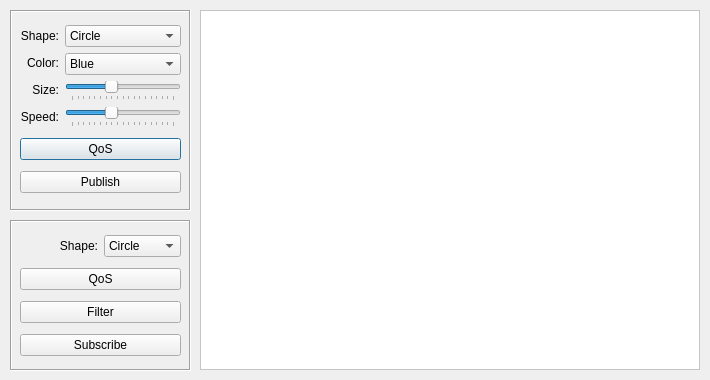
Old version of the form demo/ishapes/iShapesForm.ui in the repository nevion/simd-cxx-old.
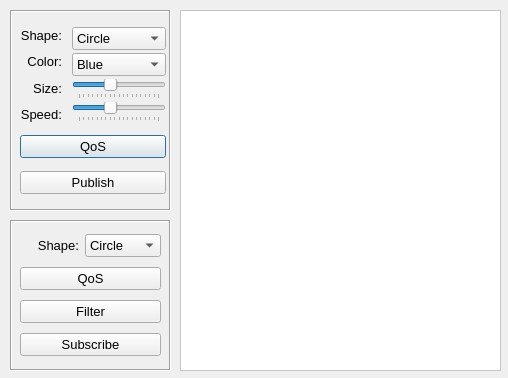
New version of the form.

Commit message: Added support for TRANSIENT Data / Resized iShapes canvas

Diff of the .ui file:
```diff
--- a/demo/ishapes/iShapesForm.ui
+++ b/demo/ishapes/iShapesForm.ui
@@ -12,20 +12,26 @@
    <rect>
     <x>0</x>
     <y>0</y>
-    <width>710</width>
-    <height>380</height>
+    <width>508</width>
+    <height>378</height>
    </rect>
   </property>
+  <property name="sizePolicy">
+   <sizepolicy hsizetype="Fixed" vsizetype="Fixed">
+    <horstretch>0</horstretch>
+    <verstretch>0</verstretch>
+   </sizepolicy>
+  </property>
   <property name="minimumSize">
    <size>
-    <width>710</width>
-    <height>380</height>
+    <width>508</width>
+    <height>378</height>
    </size>
   </property>
   <property name="maximumSize">
    <size>
-    <width>710</width>
-    <height>380</height>
+    <width>508</width>
+    <height>378</height>
    </size>
   </property>
   <property name="focusPolicy">
@@ -45,10 +51,15 @@
     <rect>
      <x>10</x>
      <y>10</y>
-     <width>181</width>
+     <width>161</width>
      <height>201</height>
     </rect>
    </property>
+   <property name="font">
+    <font>
+     <pointsize>10</pointsize>
+    </font>
+   </property>
    <property name="frameShape">
     <enum>QFrame::Box</enum>
    </property>
@@ -60,17 +71,30 @@
      <rect>
       <x>10</x>
       <y>10</y>
-      <width>161</width>
+      <width>146</width>
       <height>181</height>
      </rect>
     </property>
+    <property name="font">
+     <font>
+      <pointsize>10</pointsize>
+     </font>
+    </property>
     <layout class="QVBoxLayout" name="verticalLayout_3">
      <item>
       <layout class="QHBoxLayout" name="horizontalLayout">
+       <property name="spacing">
+        <number>10</number>
+       </property>
        <item>
         <layout class="QVBoxLayout" name="verticalLayout">
          <item>
           <widget class="QLabel" name="wShapeLabel">
+           <property name="font">
+            <font>
+             <pointsize>10</pointsize>
+            </font>
+           </property>
            <property name="layoutDirection">
             <enum>Qt::LeftToRight</enum>
            </property>
@@ -84,6 +108,11 @@
          </item>
          <item>
           <widget class="QLabel" name="colorLabel">
+           <property name="font">
+            <font>
+             <pointsize>10</pointsize>
+            </font>
+           </property>
            <property name="text">
             <string>Color:</string>
            </property>
@@ -94,6 +123,11 @@
          </item>
          <item>
           <widget class="QLabel" name="label">
+           <property name="font">
+            <font>
+             <pointsize>10</pointsize>
+            </font>
+           </property>
            <property name="text">
             <string>Size:</string>
            </property>
@@ -104,6 +138,11 @@
          </item>
          <item>
           <widget class="QLabel" name="label_2">
+           <property name="font">
+            <font>
+             <pointsize>10</pointsize>
+            </font>
+           </property>
            <property name="text">
             <string>Speed:</string>
            </property>
@@ -116,8 +155,16 @@
        </item>
        <item>
         <layout class="QVBoxLayout" name="verticalLayout_2">
+         <property name="spacing">
+          <number>3</number>
+         </property>
          <item>
           <widget class="QComboBox" name="wShapeList">
+           <property name="font">
+            <font>
+             <pointsize>10</pointsize>
+            </font>
+           </property>
            <item>
             <property name="text">
              <string>Circle</string>
@@ -247,13 +294,45 @@
      </item>
      <item>
       <widget class="QPushButton" name="pubQosButton">
+       <property name="sizePolicy">
+        <sizepolicy hsizetype="Minimum" vsizetype="Fixed">
+         <horstretch>0</horstretch>
+         <verstretch>0</verstretch>
+        </sizepolicy>
+       </property>
+       <property name="toolTip">
+        <string>&lt;!DOCTYPE HTML PUBLIC &quot;-//W3C//DTD HTML 4.0//EN&quot; &quot;http://www.w3.org/TR/REC-html40/strict.dtd&quot;&gt;
+&lt;html&gt;&lt;head&gt;&lt;meta name=&quot;qrichtext&quot; content=&quot;1&quot; /&gt;&lt;style type=&quot;text/css&quot;&gt;
+p, li { white-space: pre-wrap; }
+&lt;/style&gt;&lt;/head&gt;&lt;body style=&quot; font-family:'Ubuntu'; font-size:10pt; font-weight:400; font-style:normal;&quot;&gt;
+&lt;p style=&quot; margin-top:0px; margin-bottom:0px; margin-left:0px; margin-right:0px; -qt-block-indent:0; text-indent:0px;&quot;&gt;Click to set custom QoS&lt;/p&gt;&lt;/body&gt;&lt;/html&gt;</string>
+       </property>
        <property name="text">
         <string>QoS</string>
        </property>
+       <property name="default">
+        <bool>false</bool>
+       </property>
+       <property name="flat">
+        <bool>false</bool>
+       </property>
       </widget>
      </item>
      <item>
       <widget class="QPushButton" name="createWriterButton">
+       <property name="sizePolicy">
+        <sizepolicy hsizetype="Minimum" vsizetype="Fixed">
+         <horstretch>0</horstretch>
+         <verstretch>0</verstretch>
+        </sizepolicy>
+       </property>
+       <property name="toolTip">
+        <string>&lt;!DOCTYPE HTML PUBLIC &quot;-//W3C//DTD HTML 4.0//EN&quot; &quot;http://www.w3.org/TR/REC-html40/strict.dtd&quot;&gt;
+&lt;html&gt;&lt;head&gt;&lt;meta name=&quot;qrichtext&quot; content=&quot;1&quot; /&gt;&lt;style type=&quot;text/css&quot;&gt;
+p, li { white-space: pre-wrap; }
+&lt;/style&gt;&lt;/head&gt;&lt;body style=&quot; font-family:'Ubuntu'; font-size:10pt; font-weight:400; font-style:normal;&quot;&gt;
+&lt;p style=&quot; margin-top:0px; margin-bottom:0px; margin-left:0px; margin-right:0px; -qt-block-indent:0; text-indent:0px;&quot;&gt;Click Publish Topic&lt;/p&gt;&lt;/body&gt;&lt;/html&gt;</string>
+       </property>
        <property name="text">
         <string>Publish</string>
        </property>
@@ -267,7 +346,7 @@
     <rect>
      <x>10</x>
      <y>220</y>
-     <width>181</width>
+     <width>161</width>
      <height>151</height>
     </rect>
    </property>
@@ -282,8 +361,8 @@
      <rect>
       <x>10</x>
       <y>10</y>
-      <width>161</width>
-      <height>131</height>
+      <width>141</width>
+      <height>130</height>
      </rect>
     </property>
     <layout class="QVBoxLayout" name="verticalLayout_4">
@@ -291,6 +370,11 @@
       <layout class="QHBoxLayout" name="horizontalLayout_2">
        <item>
         <widget class="QLabel" name="label_3">
+         <property name="font">
+          <font>
+           <pointsize>10</pointsize>
+          </font>
+         </property>
          <property name="text">
           <string>Shape:</string>
          </property>
@@ -301,6 +385,11 @@
        </item>
        <item>
         <widget class="QComboBox" name="rShapeList">
+         <property name="font">
+          <font>
+           <pointsize>10</pointsize>
+          </font>
+         </property>
          <item>
           <property name="text">
            <string>Circle</string>
@@ -322,6 +411,18 @@
      </item>
      <item>
       <widget class="QPushButton" name="subQosButton">
+       <property name="font">
+        <font>
+         <pointsize>10</pointsize>
+        </font>
+       </property>
+       <property name="toolTip">
+        <string>&lt;!DOCTYPE HTML PUBLIC &quot;-//W3C//DTD HTML 4.0//EN&quot; &quot;http://www.w3.org/TR/REC-html40/strict.dtd&quot;&gt;
+&lt;html&gt;&lt;head&gt;&lt;meta name=&quot;qrichtext&quot; content=&quot;1&quot; /&gt;&lt;style type=&quot;text/css&quot;&gt;
+p, li { white-space: pre-wrap; }
+&lt;/style&gt;&lt;/head&gt;&lt;body style=&quot; font-family:'Ubuntu'; font-size:10pt; font-weight:400; font-style:normal;&quot;&gt;
+&lt;p style=&quot; margin-top:0px; margin-bottom:0px; margin-left:0px; margin-right:0px; -qt-block-indent:0; text-indent:0px;&quot;&gt;Click to set custom QoS&lt;/p&gt;&lt;/body&gt;&lt;/html&gt;</string>
+       </property>
        <property name="text">
         <string>QoS</string>
        </property>
@@ -329,6 +430,18 @@
      </item>
      <item>
       <widget class="QPushButton" name="filterButton">
+       <property name="font">
+        <font>
+         <pointsize>10</pointsize>
+        </font>
+       </property>
+       <property name="toolTip">
+        <string>&lt;!DOCTYPE HTML PUBLIC &quot;-//W3C//DTD HTML 4.0//EN&quot; &quot;http://www.w3.org/TR/REC-html40/strict.dtd&quot;&gt;
+&lt;html&gt;&lt;head&gt;&lt;meta name=&quot;qrichtext&quot; content=&quot;1&quot; /&gt;&lt;style type=&quot;text/css&quot;&gt;
+p, li { white-space: pre-wrap; }
+&lt;/style&gt;&lt;/head&gt;&lt;body style=&quot; font-family:'Ubuntu'; font-size:10pt; font-weight:400; font-style:normal;&quot;&gt;
+&lt;p style=&quot; margin-top:0px; margin-bottom:0px; margin-left:0px; margin-right:0px; -qt-block-indent:0; text-indent:0px;&quot;&gt;Click to set custom filters&lt;/p&gt;&lt;/body&gt;&lt;/html&gt;</string>
+       </property>
        <property name="text">
         <string>Filter</string>
        </property>
@@ -336,6 +449,18 @@
      </item>
      <item>
       <widget class="QPushButton" name="createReaderButton">
+       <property name="font">
+        <font>
+         <pointsize>10</pointsize>
+        </font>
+       </property>
+       <property name="toolTip">
+        <string>&lt;!DOCTYPE HTML PUBLIC &quot;-//W3C//DTD HTML 4.0//EN&quot; &quot;http://www.w3.org/TR/REC-html40/strict.dtd&quot;&gt;
+&lt;html&gt;&lt;head&gt;&lt;meta name=&quot;qrichtext&quot; content=&quot;1&quot; /&gt;&lt;style type=&quot;text/css&quot;&gt;
+p, li { white-space: pre-wrap; }
+&lt;/style&gt;&lt;/head&gt;&lt;body style=&quot; font-family:'Ubuntu'; font-size:10pt; font-weight:400; font-style:normal;&quot;&gt;
+&lt;p style=&quot; margin-top:0px; margin-bottom:0px; margin-left:0px; margin-right:0px; -qt-block-indent:0; text-indent:0px;&quot;&gt;Click Subscribe to Topic&lt;/p&gt;&lt;/body&gt;&lt;/html&gt;</string>
+       </property>
        <property name="text">
         <string>Subscribe</string>
        </property>
@@ -347,28 +472,28 @@
   <widget class="QFrame" name="renderFrame">
    <property name="geometry">
     <rect>
-     <x>200</x>
+     <x>180</x>
      <y>10</y>
-     <width>500</width>
-     <height>360</height>
+     <width>321</width>
+     <height>361</height>
     </rect>
    </property>
    <property name="sizePolicy">
-    <sizepolicy hsizetype="Fixed" vsizetype="Fixed">
+    <sizepolicy hsizetype="Preferred" vsizetype="Preferred">
      <horstretch>0</horstretch>
      <verstretch>0</verstretch>
     </sizepolicy>
    </property>
    <property name="minimumSize">
     <size>
-     <width>500</width>
+     <width>240</width>
      <height>360</height>
     </size>
    </property>
    <property name="maximumSize">
     <size>
      <width>500</width>
-     <height>360</height>
+     <height>380</height>
     </size>
    </property>
    <property name="palette">
```
Left out of the diff: 3 changed lines with no effect on the pictures. The commit also changes 9 other files.
